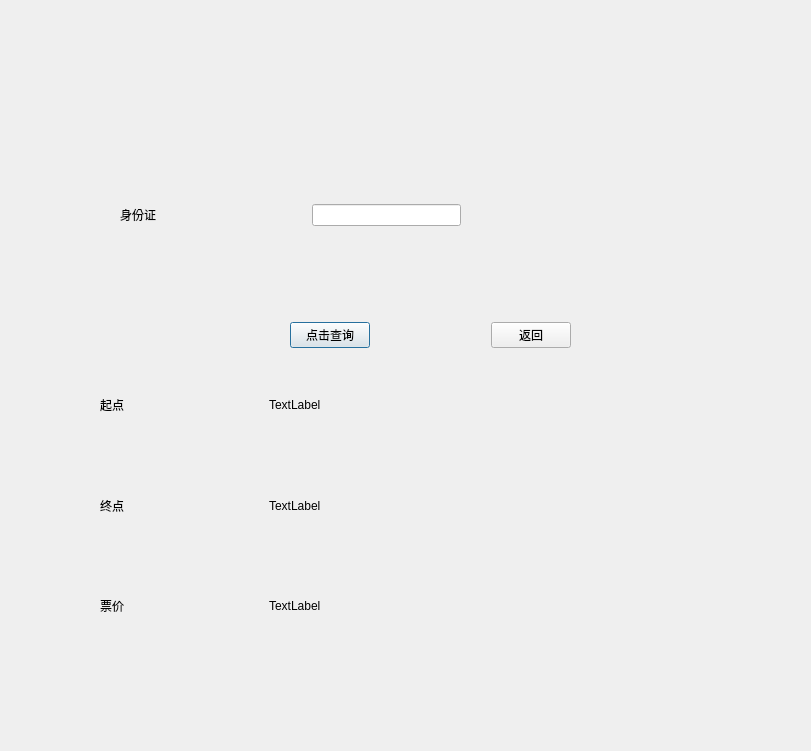
The window that ticketinfosearch.ui (xsd1/code) describes before a commit, drawn with Qt 5.
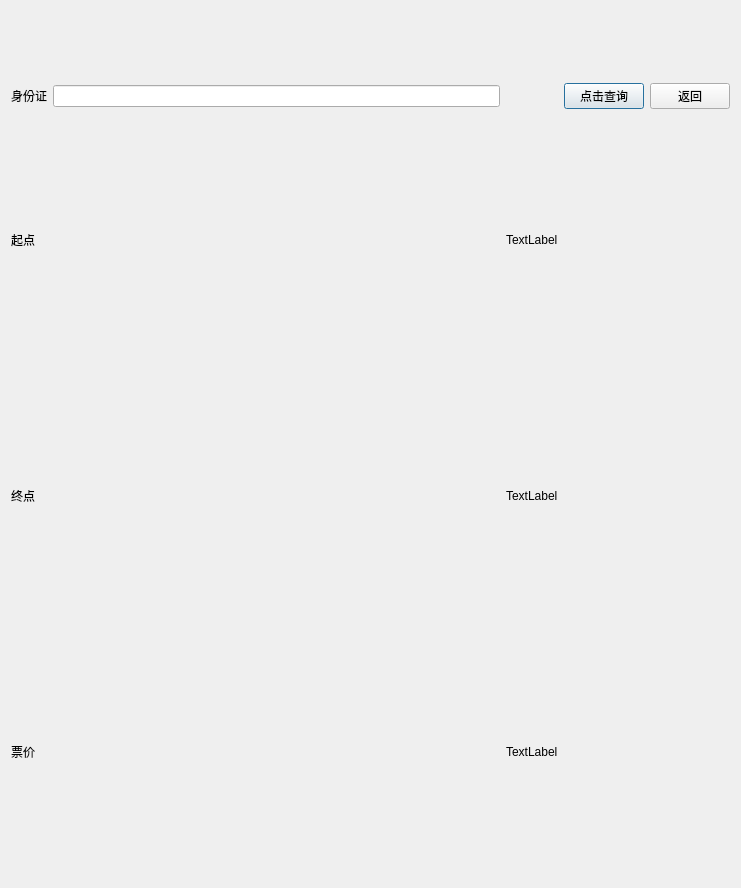
The same window after the commit.

Patch:
```diff
--- a/ticketinfosearch.ui
+++ b/ticketinfosearch.ui
@@ -6,218 +6,148 @@
    <rect>
     <x>0</x>
     <y>0</y>
-    <width>811</width>
-    <height>751</height>
+    <width>741</width>
+    <height>888</height>
    </rect>
   </property>
   <property name="windowTitle">
    <string>Dialog</string>
   </property>
-  <widget class="QWidget" name="layoutWidget">
-   <property name="geometry">
-    <rect>
-     <x>120</x>
-     <y>200</y>
-     <width>341</width>
-     <height>30</height>
-    </rect>
-   </property>
-   <layout class="QHBoxLayout" name="horizontalLayout">
-    <item>
-     <widget class="QLabel" name="label_id">
-      <property name="text">
-       <string>身份证</string>
-      </property>
-     </widget>
-    </item>
-    <item>
-     <spacer name="horizontalSpacer">
-      <property name="orientation">
-       <enum>Qt::Horizontal</enum>
-      </property>
-      <property name="sizeHint" stdset="0">
-       <size>
-        <width>40</width>
-        <height>20</height>
-       </size>
-      </property>
-     </spacer>
-    </item>
-    <item>
-     <widget class="QLineEdit" name="lineEdit"/>
-    </item>
-   </layout>
-  </widget>
-  <widget class="QWidget" name="layoutWidget">
-   <property name="geometry">
-    <rect>
-     <x>290</x>
-     <y>320</y>
-     <width>281</width>
-     <height>30</height>
-    </rect>
-   </property>
-   <layout class="QHBoxLayout" name="horizontalLayout_2">
-    <item>
+  <layout class="QGridLayout" name="gridLayout">
+   <item row="2" column="8">
      <widget class="QPushButton" name="pushButton_yes">
+     <property name="layoutDirection">
+      <enum>Qt::LeftToRight</enum>
+     </property>
       <property name="text">
        <string>点击查询</string>
       </property>
      </widget>
     </item>
-    <item>
-     <spacer name="horizontalSpacer_2">
+   <item row="5" column="1">
+    <spacer name="horizontalSpacer_10">
       <property name="orientation">
        <enum>Qt::Horizontal</enum>
       </property>
+     <property name="sizeType">
+      <enum>QSizePolicy::Fixed</enum>
+     </property>
       <property name="sizeHint" stdset="0">
        <size>
-        <width>40</width>
-        <height>20</height>
+       <width>150</width>
+       <height>250</height>
        </size>
       </property>
      </spacer>
     </item>
-    <item>
+   <item row="2" column="9">
      <widget class="QPushButton" name="pushButton_back">
       <property name="text">
        <string>返回</string>
       </property>
      </widget>
     </item>
-   </layout>
-  </widget>
-  <widget class="QWidget" name="layoutWidget">
-   <property name="geometry">
-    <rect>
-     <x>100</x>
-     <y>395</y>
-     <width>221</width>
-     <height>221</height>
-    </rect>
-   </property>
-   <layout class="QVBoxLayout" name="verticalLayout">
-    <item>
-     <layout class="QHBoxLayout" name="horizontalLayout_3">
-      <item>
-       <widget class="QLabel" name="label">
-        <property name="text">
-         <string>起点</string>
-        </property>
-       </widget>
-      </item>
-      <item>
-       <spacer name="horizontalSpacer_3">
-        <property name="orientation">
-         <enum>Qt::Horizontal</enum>
-        </property>
-        <property name="sizeHint" stdset="0">
-         <size>
-          <width>40</width>
-          <height>20</height>
-         </size>
-        </property>
-       </spacer>
-      </item>
-      <item>
-       <widget class="QLabel" name="label_start">
-        <property name="text">
-         <string>TextLabel</string>
-        </property>
-       </widget>
-      </item>
-     </layout>
-    </item>
-    <item>
-     <spacer name="verticalSpacer">
-      <property name="orientation">
-       <enum>Qt::Vertical</enum>
-      </property>
-      <property name="sizeHint" stdset="0">
-       <size>
-        <width>20</width>
-        <height>40</height>
-       </size>
-      </property>
-     </spacer>
-    </item>
-    <item>
-     <layout class="QHBoxLayout" name="horizontalLayout_4">
-      <item>
+   <item row="4" column="0">
        <widget class="QLabel" name="label_2">
         <property name="text">
          <string>终点</string>
         </property>
        </widget>
       </item>
-      <item>
-       <spacer name="horizontalSpacer_4">
-        <property name="orientation">
-         <enum>Qt::Horizontal</enum>
-        </property>
-        <property name="sizeHint" stdset="0">
-         <size>
-          <width>40</width>
-          <height>20</height>
-         </size>
-        </property>
-       </spacer>
-      </item>
-      <item>
-       <widget class="QLabel" name="label_end">
-        <property name="text">
-         <string>TextLabel</string>
-        </property>
-       </widget>
-      </item>
-     </layout>
-    </item>
-    <item>
-     <spacer name="verticalSpacer_2">
-      <property name="orientation">
-       <enum>Qt::Vertical</enum>
-      </property>
-      <property name="sizeHint" stdset="0">
-       <size>
-        <width>20</width>
-        <height>40</height>
-       </size>
-      </property>
-     </spacer>
-    </item>
-    <item>
-     <layout class="QHBoxLayout" name="horizontalLayout_5">
-      <item>
+   <item row="5" column="0">
        <widget class="QLabel" name="label_3">
         <property name="text">
          <string>票价</string>
         </property>
        </widget>
       </item>
-      <item>
-       <spacer name="horizontalSpacer_5">
+   <item row="3" column="0">
+    <widget class="QLabel" name="label">
+     <property name="text">
+      <string>起点</string>
+     </property>
+    </widget>
+   </item>
+   <item row="3" column="1">
+    <spacer name="horizontalSpacer_4">
         <property name="orientation">
          <enum>Qt::Horizontal</enum>
         </property>
+     <property name="sizeType">
+      <enum>QSizePolicy::Fixed</enum>
+     </property>
         <property name="sizeHint" stdset="0">
          <size>
-          <width>40</width>
-          <height>20</height>
+       <width>150</width>
+       <height>250</height>
          </size>
         </property>
        </spacer>
       </item>
-      <item>
+   <item row="4" column="1">
+    <spacer name="horizontalSpacer_3">
+     <property name="orientation">
+      <enum>Qt::Horizontal</enum>
+     </property>
+     <property name="sizeType">
+      <enum>QSizePolicy::Fixed</enum>
+     </property>
+     <property name="sizeHint" stdset="0">
+      <size>
+       <width>150</width>
+       <height>250</height>
+      </size>
+     </property>
+    </spacer>
+   </item>
+   <item row="2" column="1">
+    <widget class="QLineEdit" name="lineEdit"/>
+   </item>
+   <item row="0" column="8" rowspan="2">
+    <spacer name="verticalSpacer">
+     <property name="orientation">
+      <enum>Qt::Vertical</enum>
+     </property>
+     <property name="sizeType">
+      <enum>QSizePolicy::Fixed</enum>
+     </property>
+     <property name="sizeHint" stdset="0">
+      <size>
+       <width>20</width>
+       <height>60</height>
+      </size>
+     </property>
+    </spacer>
+   </item>
+   <item row="5" column="5">
        <widget class="QLabel" name="label_price">
         <property name="text">
          <string>TextLabel</string>
         </property>
        </widget>
       </item>
-     </layout>
-    </item>
-   </layout>
-  </widget>
+   <item row="4" column="5">
+    <widget class="QLabel" name="label_end">
+     <property name="text">
+      <string>TextLabel</string>
+     </property>
+    </widget>
+   </item>
+   <item row="3" column="5">
+    <widget class="QLabel" name="label_start">
+     <property name="text">
+      <string>TextLabel</string>
+     </property>
+    </widget>
+   </item>
+   <item row="2" column="0">
+    <widget class="QLabel" name="label_id">
+     <property name="text">
+      <string>身份证</string>
+     </property>
+    </widget>
+   </item>
+  </layout>
  </widget>
  <resources/>
  <connections/>
```
Lines whose indentation alone changed are shown as unchanged.
